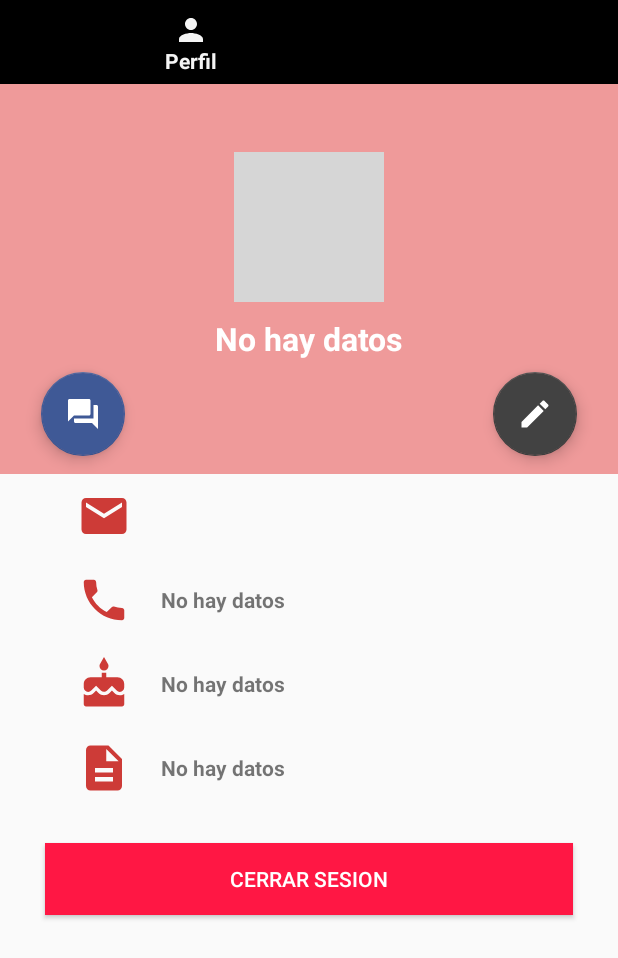
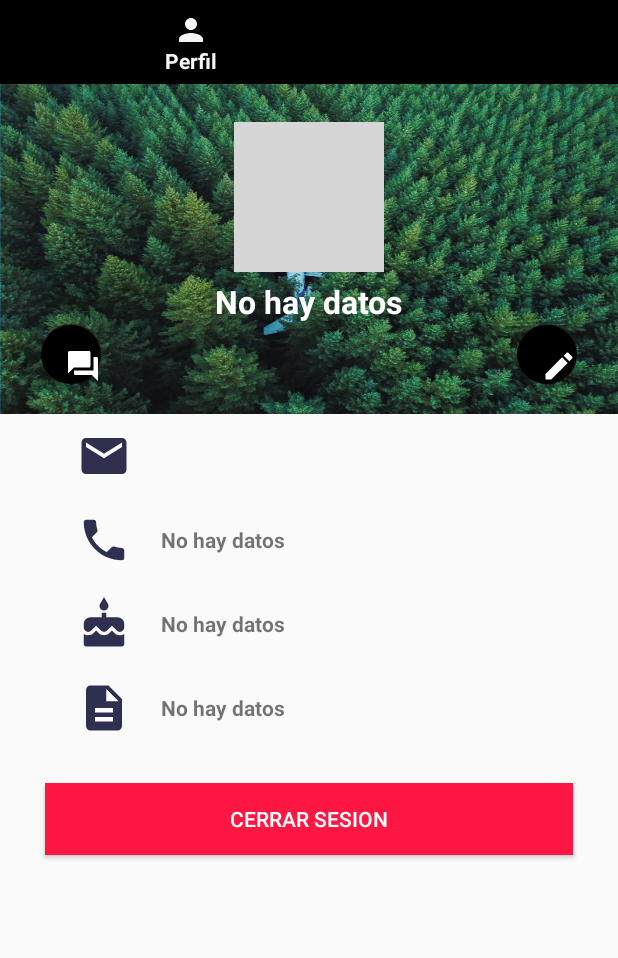
Before and after one commit to Zannier7/NewApp, an Android app: the screen it shows after launch once a user with an empty profile is signed in (InicioActivity), item 2 of the bottom bar chosen, on a phone screen of 412 x 824 dp. Shown: the top 958 px of the screen. Run offline under Robolectric (Android 15) with nearby library versions, the phone set to English and light mode, and no system bars; our stand-ins replace Firebase (no records; nobody signed in at launch, a user with empty details on screens opened directly); libraries missing offline, so code that uses them is left out: com.facebook, com.facebook.login; 3 statements that could not run were skipped; grey boxes are pictures that could not be loaded.

Commit message:
Correcion de perfil

```diff
--- a/app/src/main/java/pe/com/app/nose/PopupPerfil.java
+++ b/app/src/main/java/pe/com/app/nose/PopupPerfil.java
@@ -62,6 +62,7 @@ public class PopupPerfil extends Activity {
         popup_updatetbn.setOnClickListener(new View.OnClickListener() {
             @Override
             public void onClick(View v) {
+
                 DatabaseReference updatepro = myRefpopup.child(userID);
 
                 final String nombre_s = popup_nombre.getText().toString().trim();
@@ -79,6 +80,7 @@ public class PopupPerfil extends Activity {
                     updatepro.child("descripcion").setValue(popup_descripcion_s);
                     updatepro.child("uid").setValue(userID);
                     updatepro.child("correo").setValue(emailfire);
+
                     Toast.makeText(PopupPerfil.this,"Exito al Actualizar",Toast.LENGTH_SHORT).show();
                 }
 
--- a/app/src/main/java/pe/com/app/nose/Update_Pass.java
+++ b/app/src/main/java/pe/com/app/nose/Update_Pass.java
@@ -22,7 +22,7 @@ import com.google.firebase.database.FirebaseDatabase;
 
 public class Update_Pass extends AppCompatActivity {
 
-    private EditText pass1;
+
     private Button cambiar_pass;
     private EditText correo;
     private FloatingActionButton atrasM;
@@ -38,14 +38,14 @@ public class Update_Pass extends AppCompatActivity {
         super.onCreate(savedInstanceState);
         setContentView(R.layout.activity_updatepass);
 
-        pass1 = (EditText)findViewById(R.id.pass1);
+
         cambiar_pass = (Button) findViewById(R.id.cambiar_pass);
         atrasM = (FloatingActionButton)findViewById(R.id.atrasM);
         correo = (EditText)findViewById(R.id.correo);
         mProgress = new ProgressDialog(this);
         mAuth = FirebaseAuth.getInstance();
         firebaseUser = FirebaseAuth.getInstance().getCurrentUser();
-        pass1.setVisibility(View.GONE);
+
 
         atrasM.setOnClickListener(new View.OnClickListener() {
             @Override
--- a/app/src/main/res/drawable/pro_birthday.xml
+++ b/app/src/main/res/drawable/pro_birthday.xml
@@ -1,4 +1,4 @@
-<vector android:height="24dp" android:tint="#CD3B37"
+<vector android:height="24dp" android:tint="#2f2f4f"
     android:viewportHeight="24.0" android:viewportWidth="24.0"
     android:width="24dp" xmlns:android="http://schemas.android.com/apk/res/android">
     <path android:fillColor="#FF000000" android:pathData="M12,6c1.11,0 2,-0.9 2,-2 0,-0.38 -0.1,-0.73 -0.29,-1.03L12,0l-1.71,2.97c-0.19,0.3 -0.29,0.65 -0.29,1.03 0,1.1 0.9,2 2,2zM16.6,15.99l-1.07,-1.07 -1.08,1.07c-1.3,1.3 -3.58,1.31 -4.89,0l-1.07,-1.07 -1.09,1.07C6.75,16.64 5.88,17 4.96,17c-0.73,0 -1.4,-0.23 -1.96,-0.61L3,21c0,0.55 0.45,1 1,1h16c0.55,0 1,-0.45 1,-1v-4.61c-0.56,0.38 -1.23,0.61 -1.96,0.61 -0.92,0 -1.79,-0.36 -2.44,-1.01zM18,9h-5L13,7h-2v2L6,9c-1.66,0 -3,1.34 -3,3v1.54c0,1.08 0.88,1.96 1.96,1.96 0.52,0 1.02,-0.2 1.38,-0.57l2.14,-2.13 2.13,2.13c0.74,0.74 2.03,0.74 2.77,0l2.14,-2.13 2.13,2.13c0.37,0.37 0.86,0.57 1.38,0.57 1.08,0 1.96,-0.88 1.96,-1.96L20.99,12C21,10.34 19.66,9 18,9z"/>
--- a/app/src/main/res/drawable/pro_email.xml
+++ b/app/src/main/res/drawable/pro_email.xml
@@ -1,4 +1,4 @@
-<vector android:height="24dp" android:tint="#CD3B37"
+<vector android:height="24dp" android:tint="#2f2f4f"
     android:viewportHeight="24.0" android:viewportWidth="24.0"
     android:width="24dp" xmlns:android="http://schemas.android.com/apk/res/android">
     <path android:fillColor="#FF000000" android:pathData="M20,4L4,4c-1.1,0 -1.99,0.9 -1.99,2L2,18c0,1.1 0.9,2 2,2h16c1.1,0 2,-0.9 2,-2L22,6c0,-1.1 -0.9,-2 -2,-2zM20,8l-8,5 -8,-5L4,6l8,5 8,-5v2z"/>
--- a/app/src/main/res/drawable/pro_info.xml
+++ b/app/src/main/res/drawable/pro_info.xml
@@ -1,4 +1,4 @@
-<vector android:height="24dp" android:tint="#CD3B37"
+<vector android:height="24dp" android:tint="#2f2f4f"
     android:viewportHeight="24.0" android:viewportWidth="24.0"
     android:width="24dp" xmlns:android="http://schemas.android.com/apk/res/android">
     <path android:fillColor="#FF000000" android:pathData="M14,2L6,2c-1.1,0 -1.99,0.9 -1.99,2L4,20c0,1.1 0.89,2 1.99,2L18,22c1.1,0 2,-0.9 2,-2L20,8l-6,-6zM16,18L8,18v-2h8v2zM16,14L8,14v-2h8v2zM13,9L13,3.5L18.5,9L13,9z"/>
--- a/app/src/main/res/drawable/pro_phone.xml
+++ b/app/src/main/res/drawable/pro_phone.xml
@@ -1,4 +1,4 @@
-<vector android:height="24dp" android:tint="#CD3B37"
+<vector android:height="24dp" android:tint="#2f2f4f"
     android:viewportHeight="24.0" android:viewportWidth="24.0"
     android:width="24dp" xmlns:android="http://schemas.android.com/apk/res/android">
     <path android:fillColor="#FF000000" android:pathData="M6.62,10.79c1.44,2.83 3.76,5.14 6.59,6.59l2.2,-2.2c0.27,-0.27 0.67,-0.36 1.02,-0.24 1.12,0.37 2.33,0.57 3.57,0.57 0.55,0 1,0.45 1,1V20c0,0.55 -0.45,1 -1,1 -9.39,0 -17,-7.61 -17,-17 0,-0.55 0.45,-1 1,-1h3.5c0.55,0 1,0.45 1,1 0,1.25 0.2,2.45 0.57,3.57 0.11,0.35 0.03,0.74 -0.25,1.02l-2.2,2.2z"/>
--- a/app/src/main/res/drawable/pro_profile.xml
+++ b/app/src/main/res/drawable/pro_profile.xml
@@ -1,4 +1,4 @@
-<vector android:height="96dp" android:tint="#97B8CD"
+<vector android:height="96dp" android:tint="#2f2f4f"
     android:viewportHeight="24.0" android:viewportWidth="24.0"
     android:width="96dp" xmlns:android="http://schemas.android.com/apk/res/android">
     <path android:fillColor="#FF000000" android:pathData="M12,12c2.21,0 4,-1.79 4,-4s-1.79,-4 -4,-4 -4,1.79 -4,4 1.79,4 4,4zM12,14c-2.67,0 -8,1.34 -8,4v2h16v-2c0,-2.66 -5.33,-4 -8,-4z"/>
--- /dev/null
+++ b/app/src/main/res/drawable/rounded.xml
@@ -0,0 +1,7 @@
+<?xml version="1.0" encoding="utf-8"?>
+<shape xmlns:android="http://schemas.android.com/apk/res/android"
+    android:shape="oval">
+    <solid android:color="#2f2f4f"/>
+    <size android:width="100dp"
+        android:height="100dp"/>
+</shape>
--- a/app/src/main/res/layout/fragment_perfil.xml
+++ b/app/src/main/res/layout/fragment_perfil.xml
@@ -17,9 +17,9 @@
 
         <LinearLayout
             android:layout_width="match_parent"
-            android:layout_height="260dp"
+            android:layout_height="220dp"
             android:layout_below="@+id/linearLayout1"
-            android:background="#ef9a9a"
+            android:background="@drawable/backpro"
             android:orientation="vertical">
 
             <ImageView
@@ -27,17 +27,19 @@
                 android:id="@+id/photoImageView"
                 android:layout_width="100dp"
                 android:layout_height="100dp"
+                android:layout_centerVertical="true"
+                android:layout_alignParentLeft="true"
+                android:layout_alignParentStart="true"
                 android:layout_gravity="center_horizontal"
-                android:layout_marginTop="45dp"
-                android:background="#fff"
-                android:src="@drawable/pro_profile" />
+                android:layout_marginTop="25dp"
+                android:background="@drawable/rounded"/>
 
             <TextView
                 android:id="@+id/nameTextView"
                 android:layout_width="wrap_content"
                 android:layout_height="wrap_content"
                 android:layout_gravity="center_horizontal"
-                android:layout_marginTop="10dp"
+                android:layout_marginTop="5dp"
                 android:text="nombre/apellidos"
                 android:textColor="#ffff"
                 android:textSize="21sp"
@@ -163,25 +165,25 @@
 
         <android.support.design.widget.FloatingActionButton
             android:id="@+id/pro_profile_edit"
-            android:layout_width="58dp"
-            android:layout_height="56dp"
+            android:layout_width="40dp"
+            android:layout_height="40dp"
             android:layout_alignParentRight="true"
             android:layout_alignParentTop="true"
             android:layout_marginRight="27dp"
-            android:layout_marginTop="192dp"
+            android:layout_marginTop="160dp"
             android:clickable="true"
             android:src="@drawable/create"
-            app:backgroundTint="@color/cardview_dark_background" />
+            app:backgroundTint="#000" />
 
         <android.support.design.widget.FloatingActionButton
             android:id="@+id/invite_button"
-            android:layout_width="58dp"
-            android:layout_height="56dp"
+            android:layout_width="40dp"
+            android:layout_height="40dp"
             android:layout_alignParentLeft="true"
             android:layout_alignTop="@+id/pro_profile_edit"
             android:clickable="true"
             android:src="@drawable/ic_forum_white"
-            app:backgroundTint="@color/facebookBlue"
+            app:backgroundTint="#000"
             android:layout_marginLeft="27dp" />
 
         <FrameLayout
--- a/app/src/main/res/values/colors.xml
+++ b/app/src/main/res/values/colors.xml
@@ -8,6 +8,7 @@
     <color name="facebookBlue">#3F5996</color>
     <color name="googleRed">#D03E2F</color>
     <color name="yellow">#00b0ff</color>
+    <color name="yellow2">#0000ff</color>
 
 
 
```
Also changed, not shown: app/src/main/java/pe/com/app/nose/PerfilFragment.java (+12 -2 lines), app/src/main/res/layout/activity_updatepass.xml (+0 -11 lines), app/src/main/res/layout/popup_profile.xml (+10 -10 lines), app/src/main/res/drawable/backpro.PNG (added).
